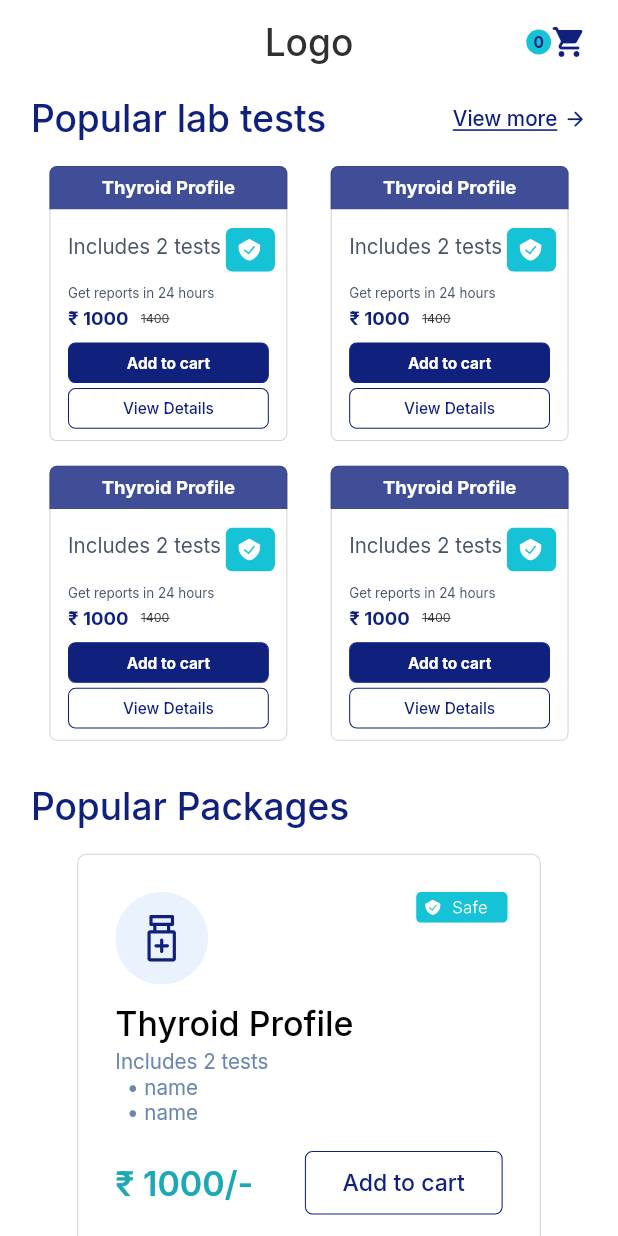
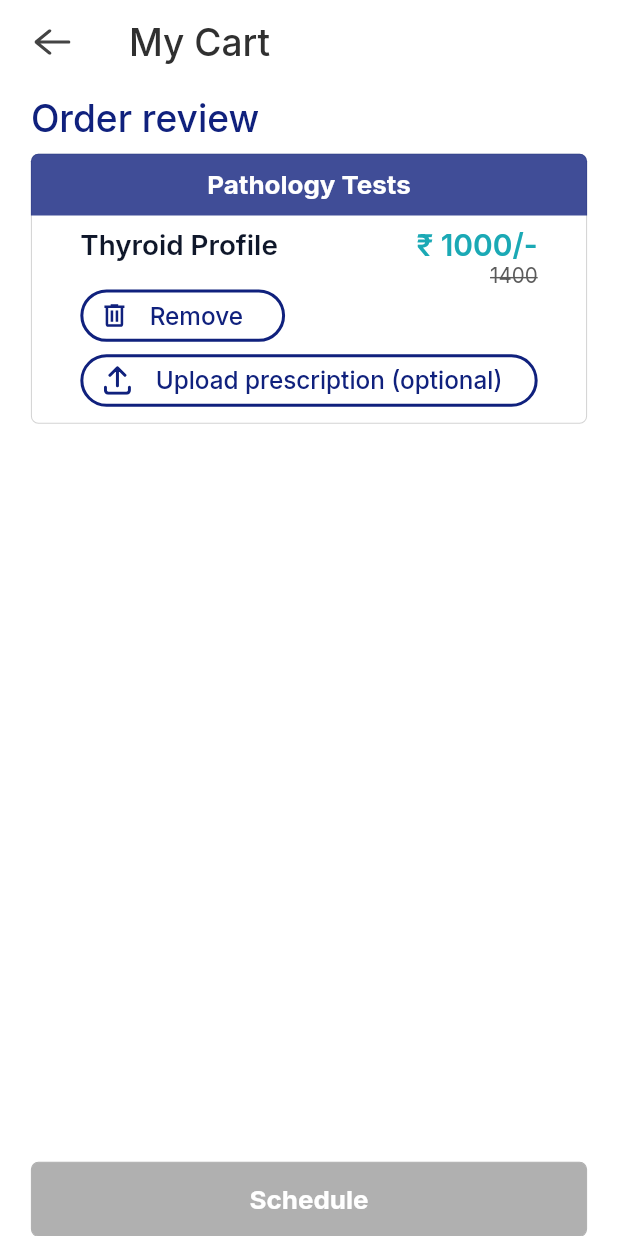
Before and after one commit to pehchankon/health_ecommerce, a Flutter app: the screen it shows after launch, after a tap on the "shopping cart" icon, on a phone screen of 412 x 824 dp. Run offline on Flutter 3.47's test engine with Material 2 defaults, Android fonts, the phone set to English and light mode, and no system bars; our stand-ins replace flutter_bloc, flutter_svg, freezed_annotation, google_fonts, sizer.

Commit message:
added basic cart page

```diff
--- a/lib/colors.dart
+++ b/lib/colors.dart
@@ -12,4 +12,5 @@ class AppColors {
   static const Color lighGreyColor = Color.fromRGBO(176, 176, 176, 1);
   static const Color offWhiteColor = Color.fromRGBO(211, 211, 211, 1);
   static const Color primaryBlackColor = Colors.black;
+  static const Color secondaryDarkBlueGreyColor = Color.fromRGBO(15, 23, 42, 1);
 }
--- a/lib/constants.dart
+++ b/lib/constants.dart
@@ -4,6 +4,9 @@ import 'package:flutter/services.dart';
 final kVerifiedIcon = 'assets/icons/verified_icon.svg';
 final kSafeIcon = 'assets/icons/safe_icon.svg';
 final kMedicineIcon = 'assets/icons/medicine_icon.svg';
+final kBackIcon = 'assets/icons/back_icon.svg';
+final kDeleteIcon = 'assets/icons/delete_icon.svg';
+final kUploadIcon = 'assets/icons/upload_icon.svg';
 
 final kSystemUiOverlayStyle = SystemUiOverlayStyle(
   statusBarColor: Colors.white,
--- a/lib/screens/home.page.dart
+++ b/lib/screens/home.page.dart
@@ -3,6 +3,7 @@ import 'package:alemeno_intern/colors.dart';
 import 'package:alemeno_intern/constants.dart';
 import 'package:alemeno_intern/models/package.model.dart';
 import 'package:alemeno_intern/models/test.model.dart';
+import 'package:alemeno_intern/screens/shopping_cart.page.dart';
 import 'package:alemeno_intern/textStyles.dart';
 import 'package:alemeno_intern/widgets/large_package_card.widget.dart';
 import 'package:alemeno_intern/widgets/small_package_card.widget.dart';
@@ -36,7 +37,7 @@ class HomePage extends StatelessWidget {
     final shoppingCartCubit = context.read<ShoppingCartCubit>();
 
     return Scaffold(
-      appBar: _appBar(shoppingCartCubit),
+      appBar: _appBar(shoppingCartCubit, context),
       body: SingleChildScrollView(
         child: Padding(
           padding: EdgeInsets.symmetric(horizontal: 5.w),
@@ -110,7 +111,7 @@ class HomePage extends StatelessWidget {
     );
   }
 
-  AppBar _appBar(shoppingCartCubit) {
+  AppBar _appBar(shoppingCartCubit, context) {
     return AppBar(
       systemOverlayStyle: kSystemUiOverlayStyle,
       title: Text(
@@ -135,7 +136,12 @@ class HomePage extends StatelessWidget {
           }),
         ),
         GestureDetector(
-          onTap: () => print('cart'),
+          onTap: () => Navigator.push(
+            context,
+            MaterialPageRoute(
+              builder: (context) => ShoppingCartPage(),
+            ),
+          ),
           child: Icon(
             Icons.shopping_cart_rounded,
             color: AppColors.primaryPurpleColor,
--- /dev/null
+++ b/lib/screens/shopping_cart.page.dart
@@ -0,0 +1,105 @@
+import 'package:alemeno_intern/blocs/shopping_cart.bloc.dart';
+import 'package:alemeno_intern/colors.dart';
+import 'package:alemeno_intern/constants.dart';
+import 'package:alemeno_intern/models/package.model.dart';
+import 'package:alemeno_intern/models/test.model.dart';
+import 'package:alemeno_intern/textStyles.dart';
+import 'package:alemeno_intern/widgets/cart_package_card.widget.dart';
+import 'package:alemeno_intern/widgets/custom_button.widget.dart';
+import 'package:alemeno_intern/widgets/large_package_card.widget.dart';
+import 'package:alemeno_intern/widgets/small_package_card.widget.dart';
+import 'package:flutter/material.dart';
+import 'package:flutter_bloc/flutter_bloc.dart';
+import 'package:flutter_svg/flutter_svg.dart';
+import 'package:sizer/sizer.dart';
+
+class ShoppingCartPage extends StatelessWidget {
+  ShoppingCartPage({super.key});
+  late final List<PackageModel> packages = [
+    package,
+    package,
+    package,
+    package,
+  ];
+  final package = PackageModel(
+    id: 0,
+    name: 'Thyroid Profile',
+    tests: [
+      TestModel(id: 0, name: 'name'),
+      TestModel(id: 0, name: 'name'),
+    ],
+    durationInHours: 24,
+    price: 1400,
+    discountedPrice: 1000,
+    hasDiscount: true,
+  );
+
+  @override
+  Widget build(BuildContext context) {
+    final shoppingCartCubit = context.read<ShoppingCartCubit>();
+
+    return Scaffold(
+      appBar: _appBar(context),
+      bottomNavigationBar: _bottomBar(),
+      body: SingleChildScrollView(
+        child: Padding(
+          padding: EdgeInsets.symmetric(horizontal: 5.w),
+          child: Column(
+            crossAxisAlignment: CrossAxisAlignment.start,
+            children: [
+              SizedBox(height: 1.h),
+              Text(
+                'Order review',
+                style: AppTextStyles.primaryPurpleMediumText20,
+              ),
+              SizedBox(height: 1.h),
+              SizedBox(
+                height: 180,
+                child: CartPackageCard(
+                  package: packages[0],
+                ),
+              ),
+              SizedBox(height: 2.h),
+            ],
+          ),
+        ),
+      ),
+    );
+  }
+
+  Container _bottomBar() {
+    return Container(
+      height: 6.h,
+      padding: EdgeInsets.symmetric(horizontal: 5.w),
+      child: Column(
+        children: [
+          CustomButton(
+            text: 'Schedule',
+            onTap: () {},
+            isDisabled: true,
+            buttonSize: ButtonSize.large,
+          ),
+        ],
+      ),
+    );
+  }
+
+  AppBar _appBar(context) {
+    return AppBar(
+      systemOverlayStyle: kSystemUiOverlayStyle,
+      title: Text(
+        'My Cart',
+        style: AppTextStyles.titleBlackMediumText20,
+      ),
+      centerTitle: false,
+      leadingWidth: 70,
+      leading: GestureDetector(
+        child: SvgPicture.asset(
+          kBackIcon,
+          fit: BoxFit.scaleDown,
+        ),
+        onTap: () => Navigator.pop(context),
+      ),
+    );
+  }
+}
--- a/lib/textStyles.dart
+++ b/lib/textStyles.dart
@@ -27,6 +27,14 @@ class AppTextStyles {
       primaryPurpleMediumText20.copyWith(
     fontSize: 11.2.sp,
   );
+  static final TextStyle primaryPurpleMediumText13 =
+      primaryPurpleMediumText20.copyWith(
+    fontSize: 11.8.sp,
+  );
+  static final TextStyle primaryPurpleMediumText14 =
+      primaryPurpleMediumText20.copyWith(
+    fontSize: 12.6.sp,
+  );
 
 
   //// primary purple bold text w700
@@ -39,6 +47,7 @@ class AppTextStyles {
       primaryPurpleBoldText10.copyWith(
         fontSize: 7.5.sp,
   );
+
 
   //// primary white bold text w700
   static final TextStyle primaryWhiteBoldText10 = GoogleFonts.inter(
@@ -53,6 +62,10 @@ class AppTextStyles {
   static final TextStyle primaryWhiteBoldText12 =
       primaryWhiteBoldText10.copyWith(
         fontSize: 11.2.sp,
+  );
+  static final TextStyle primaryWhiteBoldText14 =
+      primaryWhiteBoldText10.copyWith(
+        fontSize: 12.6.sp,
   );
 
 
@@ -77,13 +90,16 @@ class AppTextStyles {
   );
 
 
-  //// grey text
+  //// grey text w400
   static final TextStyle greyText6 = GoogleFonts.inter(
     fontWeight: FontWeight.w400,
-    color: AppColors.appBarTitleBlackColor,
+    color: AppColors.greyColor,
     fontSize: 6.sp,
   );
-
+  static final TextStyle greyText11 =
+    greyText6.copyWith(
+      fontSize: 10.sp,
+  );
 
   //// primary black medium text w500
   static final TextStyle primaryBlackMediumText18 = GoogleFonts.inter(
@@ -107,4 +123,16 @@ class AppTextStyles {
     color: AppColors.secondaryDarkCyanColor,
     fontSize: 16.5.sp,
   );
+  static final TextStyle secondaryDarkCyanSemiBoldText16 =
+    secondaryDarkCyanSemiBoldText18.copyWith(
+      fontSize: 14.5.sp,
+  );
+
+
+  //// secondary dark-blue-grey semi-bold text w600
+  static final TextStyle secondaryDarkBlueGreySemiBoldText15 = GoogleFonts.inter(
+    fontWeight: FontWeight.w600,
+    color: AppColors.secondaryDarkBlueGreyColor,
+    fontSize: 13.5.sp,
+  );
 }
--- /dev/null
+++ b/lib/widgets/cart_package_card.widget.dart
@@ -0,0 +1,138 @@
+import 'package:alemeno_intern/colors.dart';
+import 'package:alemeno_intern/constants.dart';
+import 'package:alemeno_intern/models/package.model.dart';
+import 'package:alemeno_intern/textStyles.dart';
+import 'package:flutter/material.dart';
+import 'package:flutter_svg/flutter_svg.dart';
+import 'package:sizer/sizer.dart';
+
+class CartPackageCard extends StatelessWidget {
+  CartPackageCard({super.key, required this.package});
+
+  final PackageModel package;
+  late final int numberOfTests = package.tests.length;
+
+  @override
+  Widget build(BuildContext context) {
+
+    return Container(
+      child: Stack(
+        children: [
+          Container(
+            decoration: BoxDecoration(
+              borderRadius: BorderRadius.circular(5),
+              border: Border.all(
+                color: Color(0xFFD3D3D3),
+                width: 0.5.sp,
+              ),
+            ),
+            width: double.infinity,
+          ),
+          Container(
+            alignment: Alignment.center,
+            height: 5.h,
+            width: double.infinity,
+            decoration: BoxDecoration(
+              color: AppColors.primaryPurpleColor.withOpacity(0.8),
+              borderRadius: BorderRadius.vertical(
+                top: Radius.circular(5),
+              ),
+            ),
+            child: Text(
+              'Pathology Tests',
+              style: AppTextStyles.primaryWhiteBoldText14,
+            ),
+          ),
+          _body(),
+        ],
+      ),
+    );
+  }
+
+  Padding _body() {
+    return Padding(
+      padding: EdgeInsets.symmetric(horizontal: 8.w),
+      child: Column(
+        crossAxisAlignment: CrossAxisAlignment.start,
+        children: [
+          SizedBox(height: 6.h),
+          Row(
+            crossAxisAlignment: CrossAxisAlignment.start,
+            mainAxisAlignment: MainAxisAlignment.spaceBetween,
+            children: [
+              Text(
+                package.name,
+                style: AppTextStyles.secondaryDarkBlueGreySemiBoldText15,
+              ),
+              Column(
+                crossAxisAlignment: CrossAxisAlignment.end,
+                children: [
+                  Text(
+                    '₹ ${package.hasDiscount! ? package.discountedPrice : package.price}/-',
+                    style: AppTextStyles.secondaryDarkCyanSemiBoldText16,
+                  ),
+                  package.hasDiscount!
+                      ? Text(
+                          package.price.toString(),
+                          style: AppTextStyles.greyText11.copyWith(
+                            decoration: TextDecoration.lineThrough,
+                          ),
+                        )
+                      : SizedBox(),
+                ],
+              ),
+            ],
+          ),
+          Expanded(child: SizedBox()),
+          CircularCustomButton(text: 'Remove', icon: kDeleteIcon),
+          SizedBox(height: 1.h),
+          CircularCustomButton(
+            text: 'Upload prescription (optional)',
+            icon: kUploadIcon,
+          ),
+          SizedBox(height: 1.5.h),
+        ],
+      ),
+    );
+  }
+}
+
+class CircularCustomButton extends StatelessWidget {
+  const CircularCustomButton({
+    super.key,
+    required this.text,
+    required this.icon,
+  });
+
+  final String text;
+  final String icon;
+
+  @override
+  Widget build(BuildContext context) {
+    return GestureDetector(
+      child: Container(
+        padding: EdgeInsets.all(4.sp),
+        decoration: BoxDecoration(
+          borderRadius: BorderRadius.circular(50),
+          border: Border.all(
+            width: 2,
+            color: AppColors.primaryPurpleColor,
+          ),
+        ),
+        child: Row(
+          mainAxisSize: MainAxisSize.min,
+          children: [
+            SizedBox(width: 2.w),
+            SvgPicture.asset(icon),
+            SizedBox(width: 4.w),
+            Text(
+              text,
+              style: AppTextStyles.primaryPurpleMediumText13,
+            ),
+            SizedBox(width: 5.w),
+          ],
+        ),
+      ),
+    );
+  }
+}
--- a/lib/widgets/custom_button.widget.dart
+++ b/lib/widgets/custom_button.widget.dart
@@ -86,8 +86,8 @@ class _CustomButtonState extends State<CustomButton> {
       _padding = 8.sp;
     } else if (widget.buttonSize == ButtonSize.large) {
       _textStyle = widget.isFilled
-          ? AppTextStyles.primaryWhiteBoldText8
-          : AppTextStyles.primaryPurpleMediumText8;
+          ? AppTextStyles.primaryWhiteBoldText14
+          : AppTextStyles.primaryPurpleMediumText14;
       _padding = 10.sp;
     }
 
```
Also changed, not shown: assets/icons/back_icon.svg (added), assets/icons/delete_icon.svg (added), assets/icons/upload_icon.svg (added).
